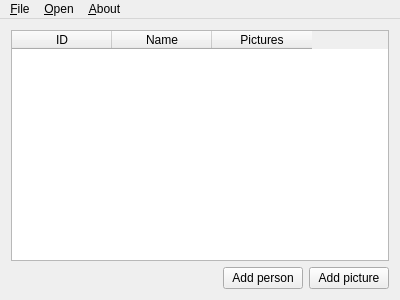
First picture: the form in mainwindow.ui, repository Spark-NF/face-detector, before the edit.
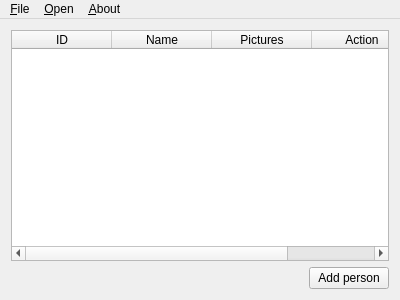
Second picture: the form after the edit.

Diff of the .ui file:
```diff
--- a/mainwindow.ui
+++ b/mainwindow.ui
@@ -23,6 +23,9 @@
       <attribute name="verticalHeaderVisible">
        <bool>false</bool>
       </attribute>
+      <attribute name="verticalHeaderDefaultSectionSize">
+       <number>24</number>
+      </attribute>
       <column>
        <property name="text">
         <string>ID</string>
@@ -38,6 +41,11 @@
         <string>Pictures</string>
        </property>
       </column>
+      <column>
+       <property name="text">
+        <string>Action</string>
+       </property>
+      </column>
      </widget>
     </item>
     <item>
@@ -62,13 +70,6 @@
         </property>
        </widget>
       </item>
-      <item>
-       <widget class="QPushButton" name="pushButton">
-        <property name="text">
-         <string>Add picture</string>
-        </property>
-       </widget>
-      </item>
      </layout>
     </item>
    </layout>
```
Left out of the diff: 16 changed lines with no effect on the pictures.
